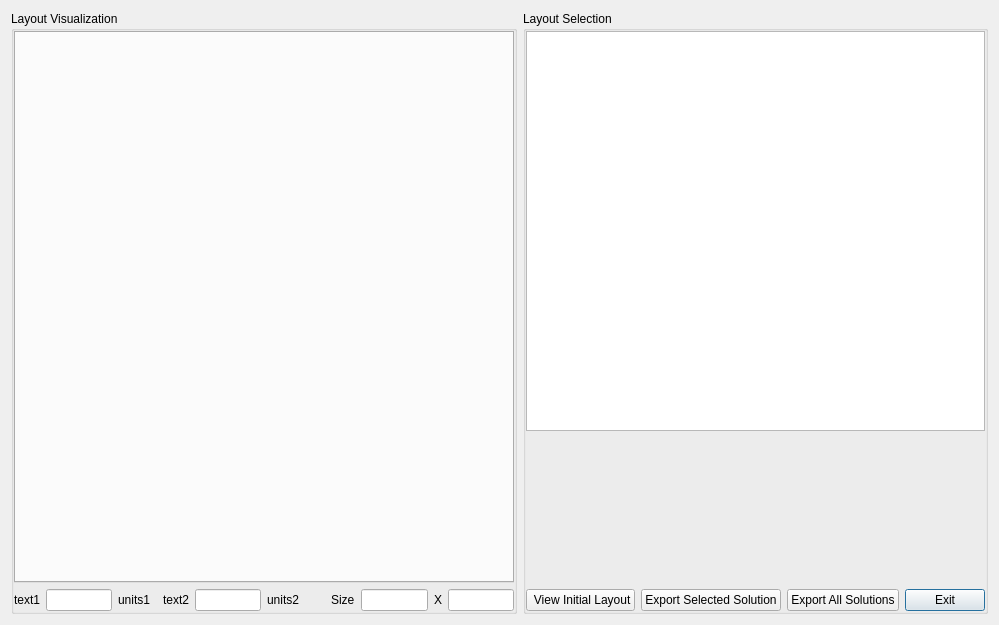
Qt form qt/ui/solutionBrowser.ui (e3da/PowerSynth2-gui) before a commit.
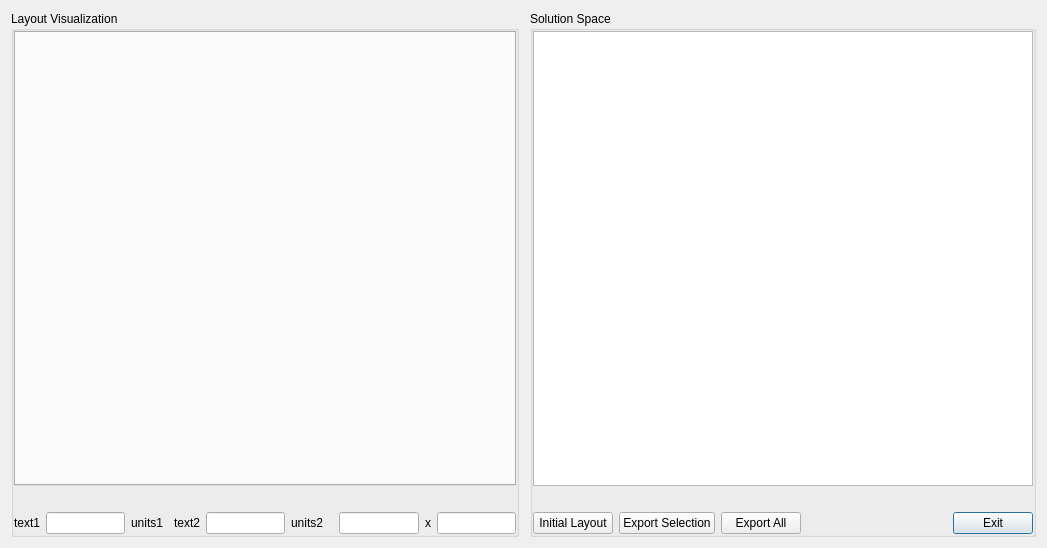
The same form after that commit.

Patch:
```diff
--- a/qt/ui/solutionBrowser.ui
+++ b/qt/ui/solutionBrowser.ui
@@ -6,8 +6,8 @@
    <rect>
     <x>0</x>
     <y>0</y>
-    <width>999</width>
-    <height>625</height>
+    <width>1047</width>
+    <height>548</height>
    </rect>
   </property>
   <property name="sizePolicy">
@@ -72,7 +72,7 @@
         </property>
         <property name="minimumSize">
          <size>
-          <width>400</width>
+          <width>500</width>
           <height>400</height>
          </size>
         </property>
@@ -87,6 +87,22 @@
         </property>
        </widget>
       </item>
+      <item>
+       <spacer name="verticalSpacer_2">
+        <property name="orientation">
+         <enum>Qt::Vertical</enum>
+        </property>
+        <property name="sizeType">
+         <enum>QSizePolicy::Preferred</enum>
+        </property>
+        <property name="sizeHint" stdset="0">
+         <size>
+          <width>20</width>
+          <height>20</height>
+         </size>
+        </property>
+       </spacer>
+      </item>
       <item>
        <layout class="QHBoxLayout" name="horizontalLayout">
         <item>
@@ -104,12 +120,6 @@
             <verstretch>0</verstretch>
            </sizepolicy>
           </property>
-          <property name="maximumSize">
-           <size>
-            <width>80</width>
-            <height>16777215</height>
-           </size>
-          </property>
          </widget>
         </item>
         <item>
@@ -124,9 +134,12 @@
           <property name="orientation">
            <enum>Qt::Horizontal</enum>
           </property>
+          <property name="sizeType">
+           <enum>QSizePolicy::Minimum</enum>
+          </property>
           <property name="sizeHint" stdset="0">
            <size>
-            <width>20</width>
+            <width>5</width>
             <height>20</height>
            </size>
           </property>
@@ -147,12 +160,6 @@
             <verstretch>0</verstretch>
            </sizepolicy>
           </property>
-          <property name="maximumSize">
-           <size>
-            <width>80</width>
-            <height>16777215</height>
-           </size>
-          </property>
          </widget>
         </item>
         <item>
@@ -167,21 +174,17 @@
           <property name="orientation">
            <enum>Qt::Horizontal</enum>
           </property>
+          <property name="sizeType">
+           <enum>QSizePolicy::MinimumExpanding</enum>
+          </property>
           <property name="sizeHint" stdset="0">
            <size>
-            <width>40</width>
+            <width>10</width>
             <height>20</height>
            </size>
           </property>
          </spacer>
         </item>
-        <item>
-         <widget class="QLabel" name="label_2">
-          <property name="text">
-           <string>Size</string>
-          </property>
-         </widget>
-        </item>
         <item>
          <widget class="QLineEdit" name="lineEdit_size_w">
           <property name="sizePolicy">
@@ -190,18 +193,12 @@
             <verstretch>0</verstretch>
            </sizepolicy>
           </property>
-          <property name="maximumSize">
-           <size>
-            <width>80</width>
-            <height>16777215</height>
-           </size>
-          </property>
          </widget>
         </item>
         <item>
          <widget class="QLabel" name="label">
           <property name="text">
-           <string>X</string>
+           <string>x</string>
           </property>
          </widget>
         </item>
@@ -213,12 +210,6 @@
             <verstretch>0</verstretch>
            </sizepolicy>
           </property>
-          <property name="maximumSize">
-           <size>
-            <width>80</width>
-            <height>16777215</height>
-           </size>
-          </property>
          </widget>
         </item>
        </layout>
@@ -226,10 +217,26 @@
      </layout>
     </widget>
    </item>
+   <item>
+    <spacer name="horizontalSpacer_4">
+     <property name="orientation">
+      <enum>Qt::Horizontal</enum>
+     </property>
+     <property name="sizeType">
+      <enum>QSizePolicy::MinimumExpanding</enum>
+     </property>
+     <property name="sizeHint" stdset="0">
+      <size>
+       <width>5</width>
+       <height>20</height>
+      </size>
+     </property>
+    </spacer>
+   </item>
    <item>
     <widget class="QGroupBox" name="groupBox_2">
      <property name="title">
-      <string>Layout Selection</string>
+      <string>Solution Space</string>
      </property>
      <layout class="QVBoxLayout" name="verticalLayout_3">
       <property name="leftMargin">
@@ -254,7 +261,7 @@
         </property>
         <property name="minimumSize">
          <size>
-          <width>400</width>
+          <width>500</width>
           <height>400</height>
          </size>
         </property>
@@ -277,10 +284,13 @@
         <property name="orientation">
          <enum>Qt::Vertical</enum>
         </property>
+        <property name="sizeType">
+         <enum>QSizePolicy::Preferred</enum>
+        </property>
         <property name="sizeHint" stdset="0">
          <size>
           <width>20</width>
-          <height>40</height>
+          <height>20</height>
          </size>
         </property>
        </spacer>
@@ -295,17 +305,11 @@
             <verstretch>0</verstretch>
            </sizepolicy>
           </property>
-          <property name="maximumSize">
-           <size>
-            <width>200</width>
-            <height>16777215</height>
-           </size>
-          </property>
           <property name="layoutDirection">
            <enum>Qt::LeftToRight</enum>
           </property>
           <property name="text">
-           <string> View Initial Layout</string>
+           <string>Initial Layout</string>
           </property>
           <property name="autoExclusive">
            <bool>false</bool>
@@ -320,14 +324,8 @@
             <verstretch>0</verstretch>
            </sizepolicy>
           </property>
-          <property name="maximumSize">
-           <size>
-            <width>200</width>
-            <height>16777215</height>
-           </size>
-          </property>
           <property name="text">
-           <string>Export Selected Solution</string>
+           <string>Export Selection</string>
           </property>
           <property name="default">
            <bool>false</bool>
@@ -345,14 +343,8 @@
             <verstretch>0</verstretch>
            </sizepolicy>
           </property>
-          <property name="maximumSize">
-           <size>
-            <width>200</width>
-            <height>16777215</height>
-           </size>
-          </property>
           <property name="text">
-           <string>Export All Solutions</string>
+           <string>Export All</string>
           </property>
           <property name="default">
            <bool>false</bool>
@@ -364,9 +356,12 @@
           <property name="orientation">
            <enum>Qt::Horizontal</enum>
           </property>
+          <property name="sizeType">
+           <enum>QSizePolicy::MinimumExpanding</enum>
+          </property>
           <property name="sizeHint" stdset="0">
            <size>
-            <width>40</width>
+            <width>10</width>
             <height>20</height>
            </size>
           </property>
@@ -380,12 +375,6 @@
             <verstretch>0</verstretch>
            </sizepolicy>
           </property>
-          <property name="maximumSize">
-           <size>
-            <width>200</width>
-            <height>16777215</height>
-           </size>
-          </property>
           <property name="text">
            <string>Exit</string>
           </property>
```
